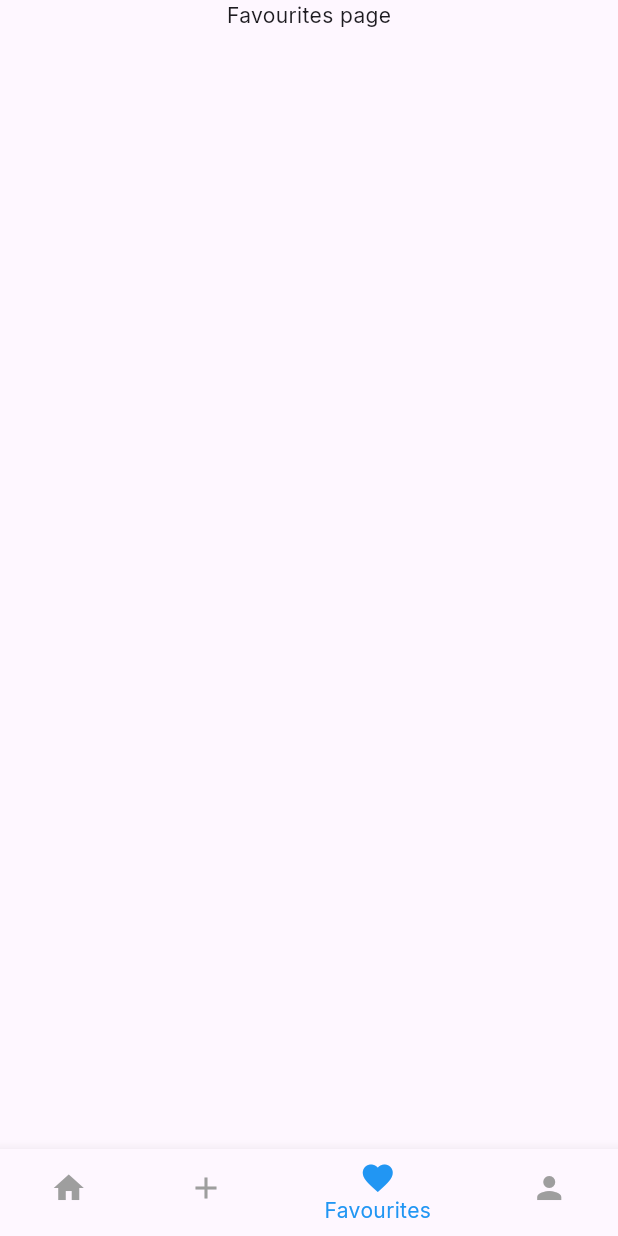
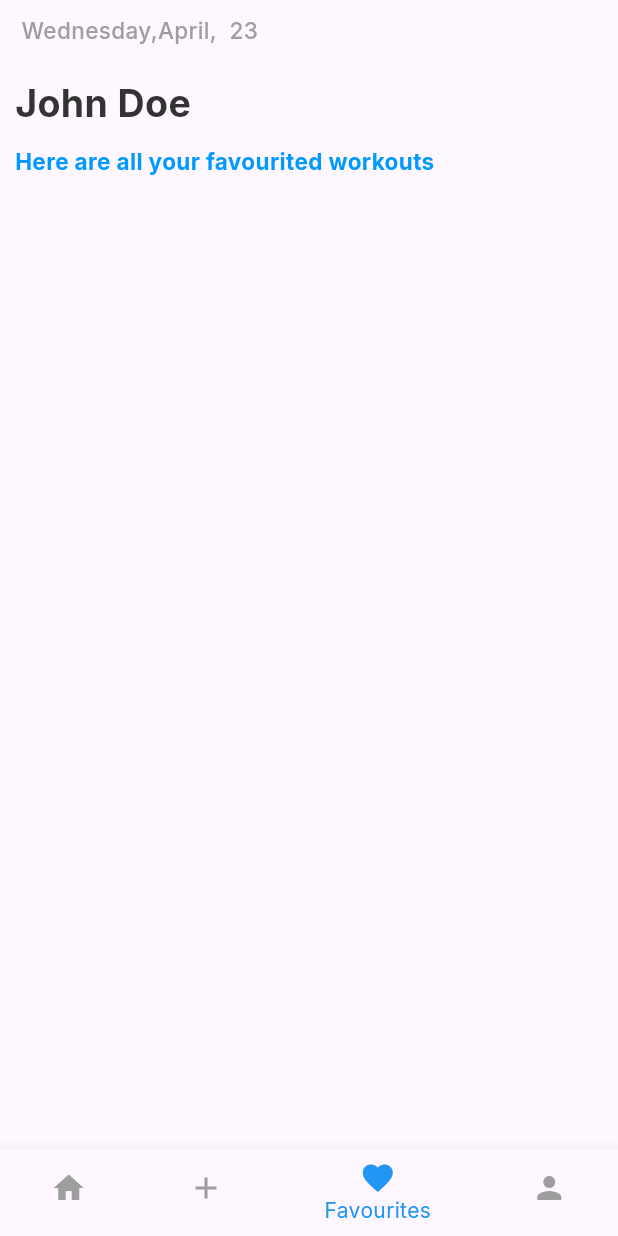
Before and after one commit to IKDewaraja/FlutterGuide, a Flutter app: the screen it shows after launch, item 3 of the bottom bar chosen, on a phone screen of 412 x 824 dp. Run offline on Flutter 3.47's test engine with Material 3 defaults, Android fonts, the phone set to English and light mode, and no system bars; our stand-ins replace google_fonts.

Commit message:
fav page-top

```diff
--- a/workout_planner/lib/pages/add_new_page.dart
+++ b/workout_planner/lib/pages/add_new_page.dart
@@ -171,9 +171,9 @@ class _AddNewPageState extends State<AddNewPage> {
                             userData.addFavEquipment(equipment);
                           }
                           // print(userData.favEquipmentList.length);
-                        });
-  },
-);
+                               });
+                          },
+                        );
                     },
                   ),
                 ),
--- a/workout_planner/lib/pages/favourite_page.dart
+++ b/workout_planner/lib/pages/favourite_page.dart
@@ -1,4 +1,9 @@
 import 'package:flutter/material.dart';
+import 'package:intl/intl.dart';
+import 'package:workout_planner/constants/colors.dart';
+import 'package:workout_planner/constants/responsive.dart';
+import 'package:workout_planner/data/user_data.dart';
+
 
 class FavouritesPage extends StatefulWidget {
   const FavouritesPage({super.key});
@@ -8,15 +13,69 @@ class FavouritesPage extends StatefulWidget {
 }
 
 class _FavouritesPageState extends State<FavouritesPage> {
+  //Date and Time Formatters
+  final DateFormat formatter = DateFormat('EEEE,MMMM');
+  final DateFormat dayFormat = DateFormat('dd');
+
+  //User Data
+  final userData = user;
   @override
   Widget build(BuildContext context) {
+    String formattedDate = formatter.format(DateTime.now());
+    String formattedDay = dayFormat.format(DateTime.now());
     return Scaffold(
 
       body: SafeArea(
         child: SingleChildScrollView(
-          child: Center(
-           child: Text("Favourites page"),
-          ),
+          child: Padding(
+            padding: const EdgeInsets.all(kDefaultPadding),
+            child: Column(
+              crossAxisAlignment: CrossAxisAlignment.start,
+              children: [
+               Text(
+                    " $formattedDate,  $formattedDay",
+                    style: TextStyle(
+                      fontSize: 15,
+                      fontWeight: FontWeight.w500,
+                      color: kSubtitleColor,
+                    ),
+                  ),
+
+                  SizedBox(
+                    height: 20,
+                  ),
+
+                  Text(
+                    userData.fullName,
+                    style: TextStyle(
+                      fontSize: 25,
+                      fontWeight: FontWeight.w700,
+                      color: kMainBlackColor,
+                    ),
+                  ),
+                  SizedBox(
+                    height: 10,
+                  ),
+
+                     Text(
+                    "Here are all your favourited workouts",
+                    style: TextStyle(
+                      fontSize: 15,
+                      fontWeight: FontWeight.w700,
+                      color: kMainColor,
+                    ),
+                  ),
+
+                   SizedBox(
+                    height: 20,
+                  ),
+
+                  //exercise grid view
+
+
+              ],
+            ),
+          )
         ),
       ),
     );
```
